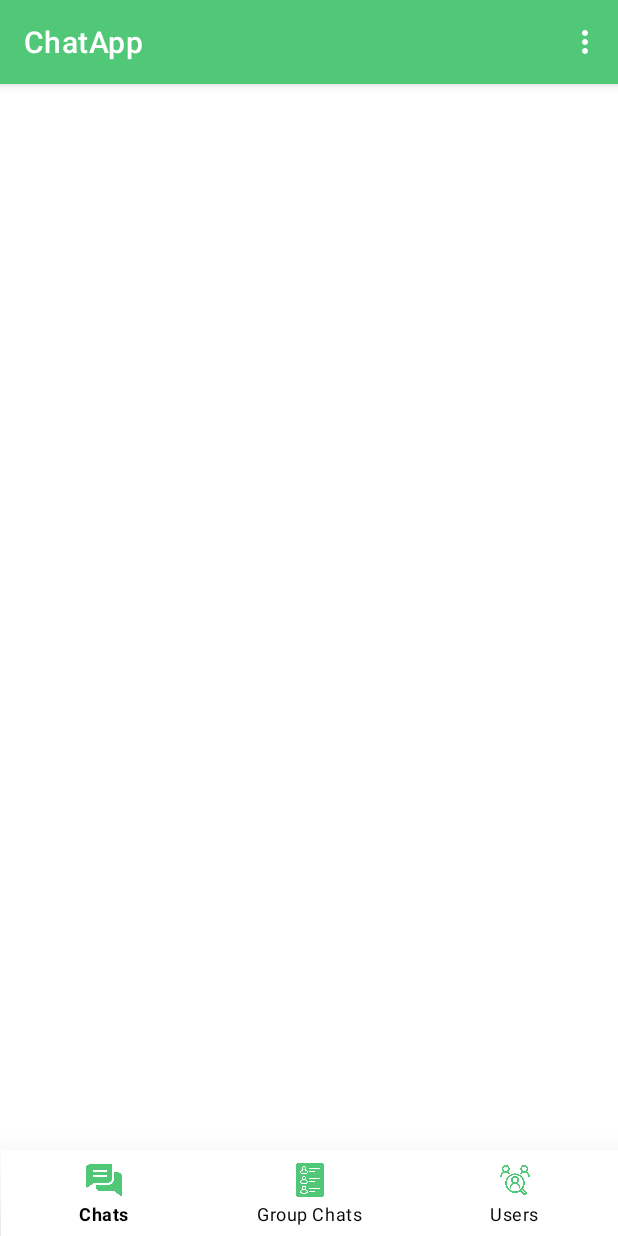
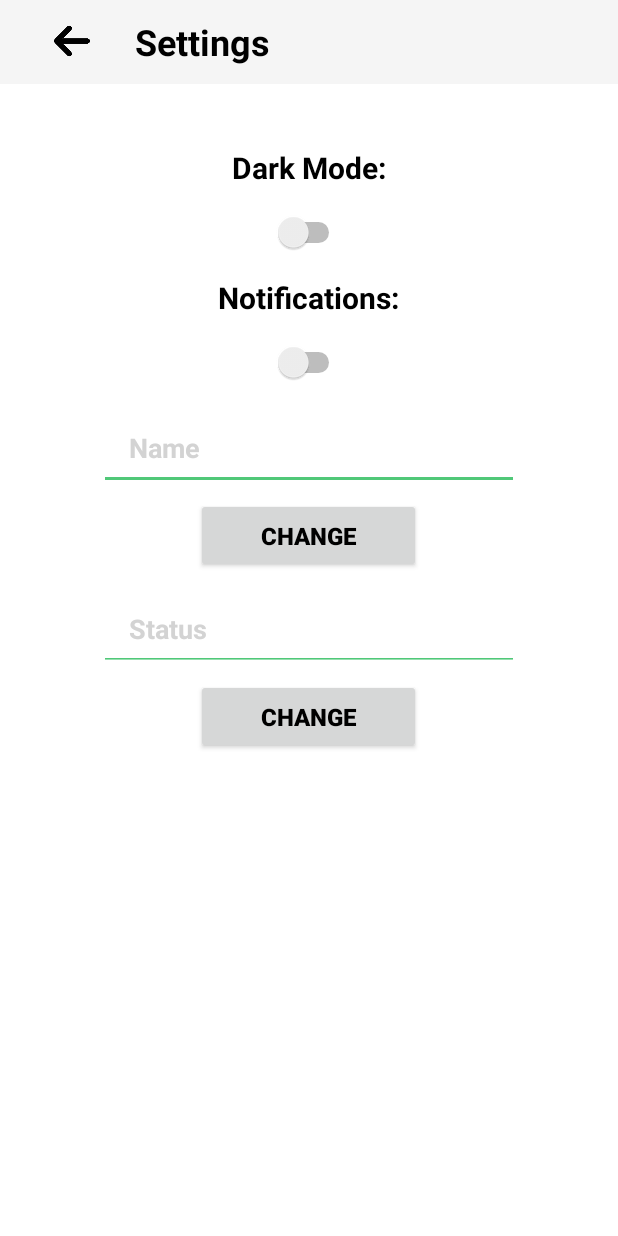
Before and after one commit to Moeed-Chughtai/ConvoConnect, an Android app: the screen it shows after launch once a user with an empty profile is signed in (MainActivity before the commit, SettingsActivity after it), in the options menu, after a tap on "Settings", on a phone screen of 412 x 824 dp. Run offline under Robolectric (Android 15) with nearby library versions, the phone set to English and light mode, and no system bars; our stand-ins replace Firebase (no records; nobody signed in at launch, a user with empty details on screens opened directly); Roboto replaces fonts that are not available here.

Commit message:
Settings

```diff
--- a/app/src/main/java/com/example/chatapp/Activities/GroupChatListActivity.java
+++ b/app/src/main/java/com/example/chatapp/Activities/GroupChatListActivity.java
@@ -126,6 +126,9 @@ public class GroupChatListActivity extends AppCompatActivity {
         if (id == R.id.create_gc) {
             // Builder function
             createNewDialog();
+        } else if (id == R.id.settings) {
+            Intent intent = new Intent(getApplicationContext(), SettingsActivity.class);
+            startActivity(intent);
         }
         return super.onOptionsItemSelected(item);
     }
--- a/app/src/main/java/com/example/chatapp/Activities/MainActivity.java
+++ b/app/src/main/java/com/example/chatapp/Activities/MainActivity.java
@@ -3,6 +3,7 @@ package com.example.chatapp.Activities;
 import android.content.Intent;
 import android.os.Bundle;
 import android.view.Menu;
+import android.view.MenuItem;
 
 import androidx.annotation.NonNull;
 import androidx.appcompat.app.AppCompatActivity;
@@ -108,4 +109,16 @@ public class MainActivity extends AppCompatActivity {
         getMenuInflater().inflate(R.menu.action_bar, menu);
         return super.onCreateOptionsMenu(menu);
     }
+
+    @Override
+    public boolean onOptionsItemSelected(MenuItem item) {
+        int id = item.getItemId();
+        // If settings option in action bar clicked
+        if (id == R.id.settings) {
+            // Launch settings activity
+            Intent intent = new Intent(getApplicationContext(), SettingsActivity.class);
+            startActivity(intent);
+        }
+        return super.onOptionsItemSelected(item);
+    }
 }
--- /dev/null
+++ b/app/src/main/java/com/example/chatapp/Activities/SettingsActivity.java
@@ -0,0 +1,120 @@
+package com.example.chatapp.Activities;
+
+import android.os.Bundle;
+
+import androidx.annotation.NonNull;
+import androidx.appcompat.app.AppCompatActivity;
+import androidx.appcompat.app.AppCompatDelegate;
+
+import com.example.chatapp.Models.User;
+import com.example.chatapp.databinding.ActivitySettingsBinding;
+import com.google.firebase.auth.FirebaseAuth;
+import com.google.firebase.database.DataSnapshot;
+import com.google.firebase.database.DatabaseError;
+import com.google.firebase.database.FirebaseDatabase;
+import com.google.firebase.database.ValueEventListener;
+
+public class SettingsActivity extends AppCompatActivity {
+
+    FirebaseDatabase database;
+
+    ActivitySettingsBinding binding;
+
+    @Override
+    protected void onCreate(Bundle savedInstanceState) {
+        super.onCreate(savedInstanceState);
+        binding = ActivitySettingsBinding.inflate(getLayoutInflater());
+        setContentView(binding.getRoot());
+
+        database = FirebaseDatabase.getInstance();
+
+        setSupportActionBar(binding.toolbar);
+        getSupportActionBar().setDisplayShowTitleEnabled(false);
+        binding.arrow.setOnClickListener(view -> finish());
+
+        binding.nameChangeBtn.setOnClickListener(view -> {
+            String nameChange = binding.nameChange.getText().toString();
+            // Ensure name not empty
+            if(nameChange.isEmpty()) {
+                binding.nameChangeBtn.setError("Please Enter a Name");
+                return;
+            }
+            // Find current user
+            database.getReference()
+                    .child("users")
+                    .addValueEventListener(new ValueEventListener() {
+                        @Override
+                        public void onDataChange(@NonNull DataSnapshot snapshot) {
+                            for (DataSnapshot snapshot1 : snapshot.getChildren()) {
+                                User user = snapshot1.getValue(User.class);
+                                // If the user id equals the current user id
+                                if (user.getUid().equals(FirebaseAuth.getInstance().getUid())) {
+                                    // Update user class
+                                    user.setName(nameChange);
+                                    // Update database
+                                    database.getReference()
+                                            .child("users")
+                                            .child(FirebaseAuth.getInstance().getUid())
+                                            .setValue(user);
+                                }
+                            }
+                        }
+
+                        @Override
+                        public void onCancelled(@NonNull DatabaseError error) {
+                        }
+                    });
+        });
+
+        binding.statusChangeBtn.setOnClickListener(view -> {
+            String statusChange = binding.statusChange.getText().toString();
+            if(statusChange.isEmpty()) {
+                binding.statusChangeBtn.setError("Please Enter a Name");
+                return;
+            }
+            // Find current user
+            database.getReference()
+                    .child("users")
+                    .addValueEventListener(new ValueEventListener() {
+                        @Override
+                        public void onDataChange(@NonNull DataSnapshot snapshot) {
+                            for (DataSnapshot snapshot1 : snapshot.getChildren()) {
+                                User user = snapshot1.getValue(User.class);
+                                if (user.getUid().equals(FirebaseAuth.getInstance().getUid())) {
+                                    user.setStatus(statusChange);
+                                    database.getReference()
+                                            .child("users")
+                                            .child(FirebaseAuth.getInstance().getUid())
+                                            .setValue(user);
+                                }
+                            }
+                        }
+
+                        @Override
+                        public void onCancelled(@NonNull DatabaseError error) {
+                        }
+                    });
+        });
+
+        // Switches between light and dark theme files
+        binding.darkMode.setOnCheckedChangeListener((compoundButton, isChecked) -> {
+            if (isChecked) {
+                AppCompatDelegate.setDefaultNightMode(AppCompatDelegate.MODE_NIGHT_YES);
+            } else {
+                AppCompatDelegate.setDefaultNightMode(AppCompatDelegate.MODE_NIGHT_NO);
+            }
+        });
+
+    }
+
+    // Stop flickers
+    @Override
+    public void recreate() {
+        finish();
+        // Smooth transitions
+        overridePendingTransition(android.R.anim.fade_in, android.R.anim.fade_out);
+
+        startActivity(getIntent());
+        overridePendingTransition(android.R.anim.fade_in, android.R.anim.fade_out);
+    }
+}
--- a/app/src/main/java/com/example/chatapp/Activities/UsersListActivity.java
+++ b/app/src/main/java/com/example/chatapp/Activities/UsersListActivity.java
@@ -3,6 +3,7 @@ package com.example.chatapp.Activities;
 import android.content.Intent;
 import android.os.Bundle;
 import android.view.Menu;
+import android.view.MenuItem;
 
 import androidx.annotation.NonNull;
 import androidx.appcompat.app.AppCompatActivity;
@@ -120,4 +121,16 @@ public class UsersListActivity extends AppCompatActivity {
         getMenuInflater().inflate(R.menu.action_bar, menu);
         return super.onCreateOptionsMenu(menu);
     }
+
+    @Override
+    public boolean onOptionsItemSelected(MenuItem item) {
+        int id = item.getItemId();
+        // If settings option in action bar clicked
+        if (id == R.id.settings) {
+            // Launch settings activity
+            Intent intent = new Intent(getApplicationContext(), SettingsActivity.class);
+            startActivity(intent);
+        }
+        return super.onOptionsItemSelected(item);
+    }
 }
--- /dev/null
+++ b/app/src/main/res/layout/activity_settings.xml
@@ -0,0 +1,151 @@
+<?xml version="1.0" encoding="utf-8"?>
+<androidx.constraintlayout.widget.ConstraintLayout xmlns:android="http://schemas.android.com/apk/res/android"
+    xmlns:app="http://schemas.android.com/apk/res-auto"
+    xmlns:tools="http://schemas.android.com/tools"
+    android:layout_width="match_parent"
+    android:layout_height="match_parent"
+    android:background="@color/white"
+    tools:context=".Activities.SettingsActivity">
+
+    <androidx.appcompat.widget.Toolbar
+        android:id="@+id/toolbar"
+        android:layout_width="match_parent"
+        android:layout_height="wrap_content"
+        android:background="?attr/colorPrimary"
+        android:minHeight="?attr/actionBarSize"
+        android:theme="?attr/actionBarTheme"
+        app:layout_constraintEnd_toEndOf="parent"
+        app:layout_constraintStart_toStartOf="parent"
+        app:layout_constraintTop_toTopOf="parent" >
+
+        <LinearLayout
+            android:layout_width="match_parent"
+            android:layout_height="wrap_content"
+            android:orientation="horizontal">
+
+            <ImageView
+                android:id="@+id/arrow"
+                android:layout_width="64dp"
+                android:layout_height="24dp"
+                android:layout_gravity="center"
+                app:srcCompat="@drawable/left_arrow"
+                app:tint="@color/black" />
+
+            <TextView
+                android:layout_width="wrap_content"
+                android:layout_height="wrap_content"
+                android:layout_gravity="center"
+                android:paddingStart="10dp"
+                android:text="Settings"
+                android:textColor="@color/black"
+                android:textSize="24sp"
+                android:textStyle="bold" />
+        </LinearLayout>
+    </androidx.appcompat.widget.Toolbar>
+
+    <LinearLayout
+        android:layout_width="match_parent"
+        android:layout_height="wrap_content"
+        android:gravity="center"
+        android:orientation="vertical"
+        android:layout_marginBottom="290dp"
+        app:layout_constraintBottom_toBottomOf="parent"
+        app:layout_constraintEnd_toEndOf="parent"
+        app:layout_constraintStart_toStartOf="parent"
+        app:layout_constraintTop_toBottomOf="@+id/toolbar">
+
+        <TextView
+            android:layout_width="wrap_content"
+            android:layout_height="wrap_content"
+            android:padding="10dp"
+            android:text="Dark Mode:"
+            android:textColor="@color/black"
+            android:textSize="20sp"
+            android:textStyle="bold" />
+
+        <Switch
+            android:id="@+id/darkMode"
+            android:layout_width="wrap_content"
+            android:layout_height="wrap_content"
+            android:padding="10dp"
+            tools:ignore="UseSwitchCompatOrMaterialXml" />
+
+        <TextView
+            android:layout_width="wrap_content"
+            android:layout_height="wrap_content"
+            android:padding="10dp"
+            android:text="Notifications:"
+            android:textColor="@color/black"
+            android:textSize="20sp"
+            android:textStyle="bold" />
+
+        <Switch
+            android:id="@+id/notifications"
+            android:layout_width="wrap_content"
+            android:layout_height="wrap_content"
+            android:padding="10dp"
+            tools:ignore="UseSwitchCompatOrMaterialXml" />
+
+        <EditText
+            android:id="@+id/nameChange"
+            android:layout_width="280dp"
+            android:layout_height="55dp"
+            android:layout_marginStart="20dp"
+            android:layout_marginTop="10dp"
+            android:layout_marginEnd="20dp"
+            android:layout_marginBottom="5dp"
+            android:backgroundTint="@color/green"
+            android:hint="@string/name"
+            android:imeOptions="actionDone"
+            android:importantForAutofill="no"
+            android:inputType="text"
+            android:maxLength="20"
+            android:paddingStart="20dp"
+            android:paddingEnd="20dp"
+            android:textColor="@color/black"
+            android:textColorHint="@color/gray"
+            android:textSize="18sp"
+            android:textStyle="bold" />
+
+        <Button
+            android:id="@+id/nameChangeBtn"
+            android:layout_width="150dp"
+            android:layout_height="50dp"
+            android:padding="10dp"
+            android:text="Change"
+            android:textColor="@color/black"
+            android:textSize="16sp"
+            android:textStyle="bold" />
+
+        <EditText
+            android:id="@+id/statusChange"
+            android:layout_width="280dp"
+            android:layout_height="55dp"
+            android:layout_marginStart="20dp"
+            android:layout_marginTop="10dp"
+            android:layout_marginEnd="20dp"
+            android:layout_marginBottom="5dp"
+            android:backgroundTint="@color/green"
+            android:hint="Status"
+            android:imeOptions="actionDone"
+            android:importantForAutofill="no"
+            android:inputType="text"
+            android:maxLength="20"
+            android:paddingStart="20dp"
+            android:paddingEnd="20dp"
+            android:textColor="@color/black"
+            android:textColorHint="@color/gray"
+            android:textSize="18sp"
+            android:textStyle="bold" />
+
+        <Button
+            android:id="@+id/statusChangeBtn"
+            android:layout_width="150dp"
+            android:layout_height="50dp"
+            android:padding="10dp"
+            android:text="Change"
+            android:textColor="@color/black"
+            android:textSize="16sp"
+            android:textStyle="bold" />
+    </LinearLayout>
+</androidx.constraintlayout.widget.ConstraintLayout>
--- a/app/src/main/res/menu/action_bar.xml
+++ b/app/src/main/res/menu/action_bar.xml
@@ -3,7 +3,7 @@
     xmlns:android="http://schemas.android.com/apk/res/android">
 
     <item
-        android:id="@+id/friends"
+        android:id="@+id/settings"
         android:icon="@drawable/settings"
         android:title="Settings" />
 </menu>
```
Also changed, not shown: app/src/main/AndroidManifest.xml (+9 -0 lines).
